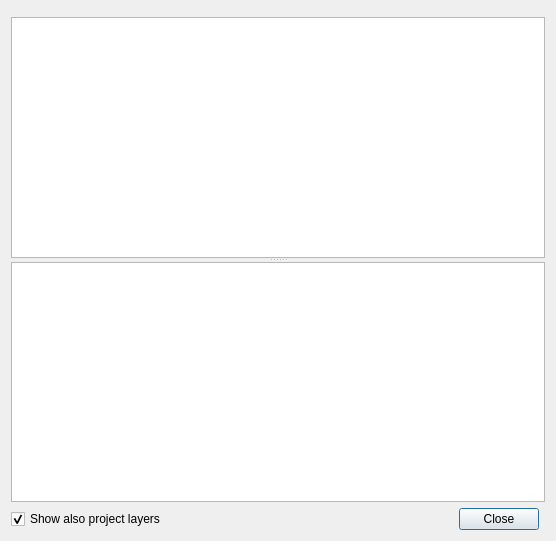
MerginMaps/qgis-plugin, file Mergin/ui/ui_diff_viewer_dialog.ui: the form before one commit.
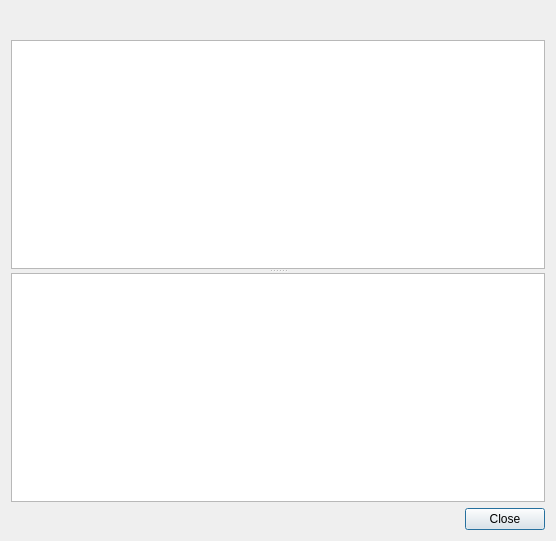
The form after the commit. Custom widgets are drawn as their Qt base class.

Commit message: add toolbar with some useful actions to the Changes Viewer dialog

Diff of the .ui file:
```diff
--- a/Mergin/ui/ui_diff_viewer_dialog.ui
+++ b/Mergin/ui/ui_diff_viewer_dialog.ui
@@ -14,7 +14,17 @@
    <string>Changes Viewer</string>
   </property>
   <layout class="QGridLayout" name="gridLayout">
-   <item row="3" column="0" colspan="3">
+   <item row="3" column="1">
+    <widget class="QDialogButtonBox" name="buttonBox">
+     <property name="standardButtons">
+      <set>QDialogButtonBox::Close</set>
+     </property>
+    </widget>
+   </item>
+   <item row="0" column="0" colspan="2">
+    <widget class="QTabBar" name="tab_bar" native="true"/>
+   </item>
+   <item row="2" column="0" colspan="2">
     <widget class="QSplitter" name="splitter">
      <property name="orientation">
       <enum>Qt::Vertical</enum>
@@ -23,23 +33,16 @@
      <widget class="QgsAttributeTableView" name="attribute_table"/>
     </widget>
    </item>
-   <item row="4" column="0">
-    <widget class="QCheckBox" name="project_layers_checkbox">
-     <property name="text">
-      <string>Show also project layers</string>
+   <item row="1" column="0" colspan="2">
+    <widget class="QToolBar" name="toolbar">
+     <property name="iconSize">
+      <size>
+       <width>16</width>
+       <height>16</height>
+      </size>
      </property>
-     <property name="checked">
-      <bool>true</bool>
-     </property>
-    </widget>
-   </item>
-   <item row="0" column="0" rowspan="2" colspan="3">
-    <widget class="QTabBar" name="tab_bar" native="true"/>
-   </item>
-   <item row="4" column="1">
-    <widget class="QDialogButtonBox" name="buttonBox">
-     <property name="standardButtons">
-      <set>QDialogButtonBox::Close</set>
+     <property name="floatable">
+      <bool>false</bool>
      </property>
     </widget>
    </item>
```
The commit also changes 1 other file.
